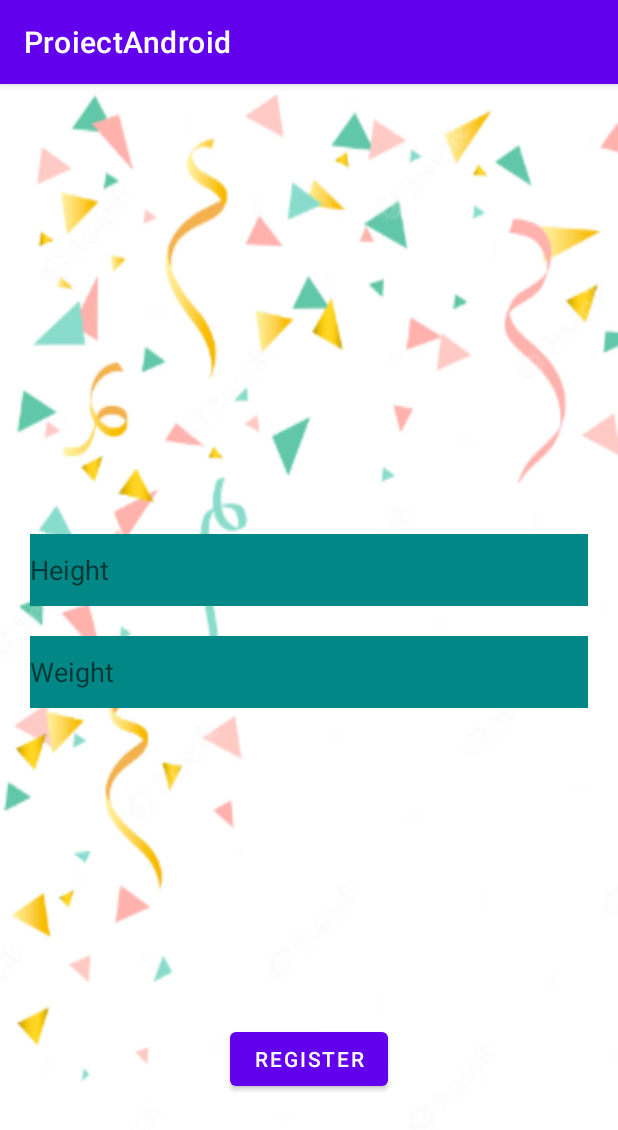
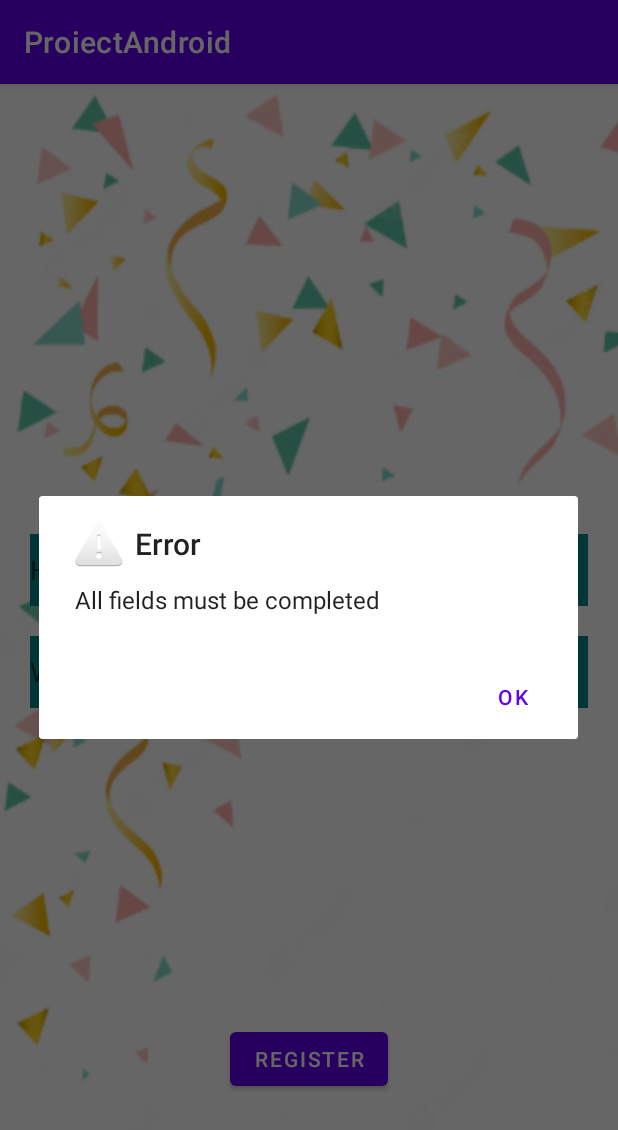
Before and after one commit to postolache-andreea-miruna/ProiectAndroid, an Android app: the fragment RegistrationStepThreeFragment placed in its activity, after a tap on "REGISTER", on a phone screen of 412 x 824 dp. Shown: the top 1130 px of the screen. Run offline under Robolectric (Android 15) with nearby library versions, the phone set to English and light mode, and no system bars.

Commit message:
Regiter add constraints to complete all fields and if the register it is with succes redirect to Login with transition with custom animation

```diff
--- a/app/src/main/java/com/example/proiectandroid/RegistrationStepThreeFragment.java
+++ b/app/src/main/java/com/example/proiectandroid/RegistrationStepThreeFragment.java
@@ -1,15 +1,17 @@
 package com.example.proiectandroid;
 
-import android.graphics.Bitmap;
+import android.app.Activity;
+import android.content.DialogInterface;
+import android.content.Intent;
 import android.os.Bundle;
 import android.util.Log;
 import android.view.View;
-import android.widget.ArrayAdapter;
 import android.widget.Button;
 import android.widget.Toast;
 
 import androidx.annotation.NonNull;
 import androidx.annotation.Nullable;
+import androidx.appcompat.app.AlertDialog;
 import androidx.appcompat.widget.AppCompatEditText;
 import androidx.fragment.app.Fragment;
 
@@ -28,6 +30,9 @@ public class RegistrationStepThreeFragment extends Fragment implements UserOpera
 
     private int yearBorn;
     private String gender;
+
+    private String heightStr;
+    private String weightStr;
 
     public void onViewCreated(@NonNull View view, @Nullable Bundle savedInstanceState) {
         super.onViewCreated(view, savedInstanceState);
@@ -51,6 +56,17 @@ public class RegistrationStepThreeFragment extends Fragment implements UserOpera
         register.setOnClickListener(new View.OnClickListener() {
             @Override
             public void onClick(View v) {
+                heightStr = "";
+                weightStr="";
+                if(editHeight.getText().toString() !=null &&
+                editWeight.getText().toString()!=null){
+                    heightStr = editHeight.getText().toString();
+                    weightStr = editWeight.getText().toString();
+
+                    if(heightStr.isEmpty() || weightStr.isEmpty()){
+                        showErrorPopup();
+                    }
+                    else{
                         float height = Float.parseFloat(editHeight.getText().toString());
                         float weight = Float.parseFloat(editWeight.getText().toString());
                         Log.d("email", "email: " + email);
@@ -63,6 +79,13 @@ public class RegistrationStepThreeFragment extends Fragment implements UserOpera
                         Log.d("image", "image: " + image);
 
                         insertCurrentUser(height,weight);
+                    }
+                }
+                else if(editHeight.getText()==null || editWeight.getText() == null){
+                    showErrorPopup();
+                }
+
+
                // User user = new User(email, password, yearBorn, gender,height,weight,name,image);
 
 
@@ -81,11 +104,19 @@ public class RegistrationStepThreeFragment extends Fragment implements UserOpera
         if(result.equals("success")){
             Log.d("suuuccceees", "email: " + "daaaaaa");//null
             Toast.makeText(requireContext(),"User insert successfull",Toast.LENGTH_LONG).show();
+            moveToLogin();
         }
         else{
-            Log.d("suuuccceees", "email: " + result);//null
+            Log.d("insucces", "email: " + result);//null
             Toast.makeText(requireContext(),"Problem on insert user",Toast.LENGTH_LONG).show();
         }
+    }
+    private void moveToLogin () {
+
+        Intent i = new Intent(getActivity(), MainActivity.class);
+        startActivity(i);
+        ((Activity) getActivity()).overridePendingTransition(R.anim.slide_in_right_custom, R.anim.slide_out_left_custom);
+
     }
 
     private void insertCurrentUser(float height,float weight){
@@ -93,4 +124,25 @@ public class RegistrationStepThreeFragment extends Fragment implements UserOpera
         User[] users = new User[]{user};
         new InsertUserOperation(this).execute(users);
     }
+
+
+    private void showErrorPopup(){
+        new AlertDialog.Builder(requireContext())
+                .setTitle("Error")
+                .setMessage(R.string.error_register_F1)
+                .setPositiveButton(android.R.string.yes, dismissPopup())
+                .setIcon(android.R.drawable.ic_dialog_alert)
+                .show();
+
     }
+    private DialogInterface.OnClickListener dismissPopup(){
+        return new DialogInterface.OnClickListener() {
+            @Override
+            public void onClick(DialogInterface dialog, int which) {
+                dialog.dismiss();
+            }
+        };
+    }
+
+
+}
--- /dev/null
+++ b/app/src/main/res/anim/slide_in_right_custom.xml
@@ -0,0 +1,7 @@
+<?xml version="1.0" encoding="utf-8"?>
+<set xmlns:android="http://schemas.android.com/apk/res/android">
+<translate
+    android:duration="500"
+    android:fromXDelta="100%p"
+    android:toXDelta="0"/>
+</set>
--- /dev/null
+++ b/app/src/main/res/anim/slide_out_left_custom.xml
@@ -0,0 +1,7 @@
+<?xml version="1.0" encoding="utf-8"?>
+<set xmlns:android="http://schemas.android.com/apk/res/android">
+    <translate
+        android:duration="500"
+        android:fromXDelta="0"
+        android:toXDelta="-100%p"/>
+</set>
```
Also changed, not shown: app/src/main/java/com/example/proiectandroid/RegistrationStepTwoFragment.java (+40 -0 lines). Lines whose indentation alone changed are shown as unchanged.
